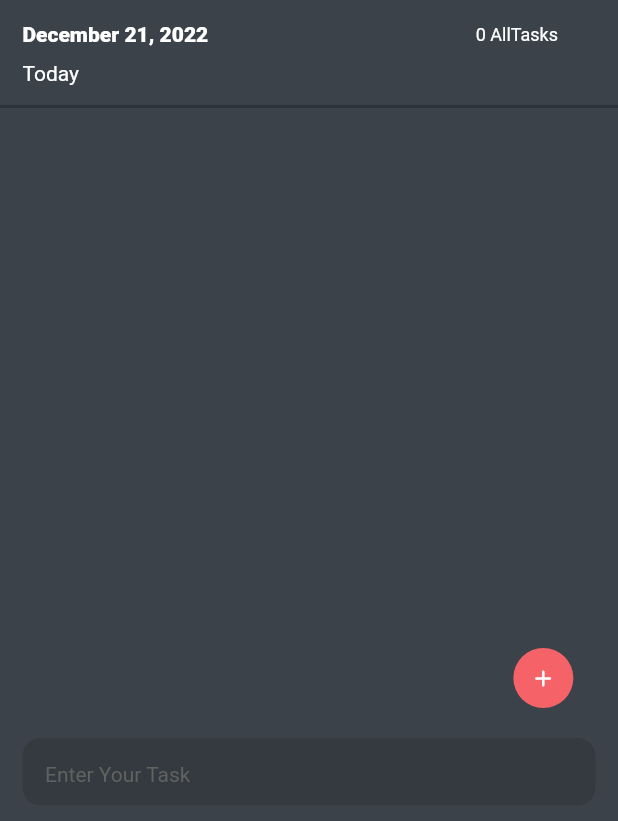
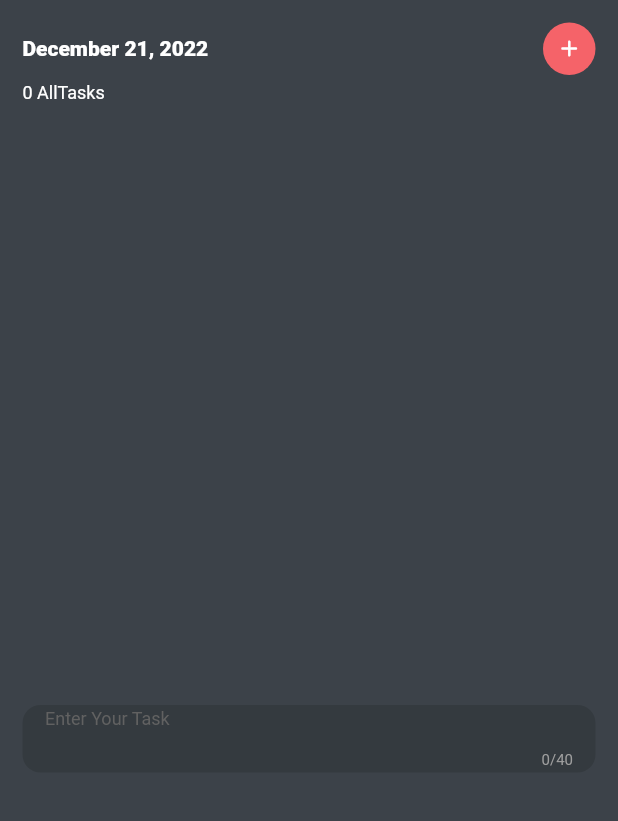
Before and after one commit to hamidrezal/Todoextention, a Flutter app: the screen it shows after launch, on a phone screen of 412 x 824 dp. Shown: the top 821 px of the screen. Run offline on Flutter 3.47's test engine with Material 2 defaults, Android fonts, the light colour scheme and no system bars; our stand-ins replace get, get_storage.

Commit message:
edit ui and bug fix

```diff
--- a/lib/view/pages/home_screen.dart
+++ b/lib/view/pages/home_screen.dart
@@ -18,13 +18,12 @@ class HomeScreen extends StatelessWidget {
       backgroundColor: const Color(0xff3c4249),
       body: ListView(
         children: [
-          _Header(width: width),/// Herder Section :  Time
-          Container(margin: const EdgeInsets.only(top: 10),width: width,height: 2, color: const Color(0xff2d333a),),   ///Divider
+          _Header(width: width,taskcontroller: taskcontroller,uuid: uuid,),/// Herder Section :  Time
           /// Task ListView
           Container(
             margin: const EdgeInsets.only(top: 20),
             width: width,
-            height: 300,
+            height: 360,
             child: Obx(()=>ListView.builder(
                 itemCount: taskcontroller.tasks.length,
                 itemBuilder: (context,index){
@@ -36,6 +35,7 @@ class HomeScreen extends StatelessWidget {
                         mainAxisAlignment: MainAxisAlignment.spaceBetween,
                         children: [
                           Row(children: [
+                            /// Checkbox
                               Checkbox(
                                 shape: RoundedRectangleBorder(borderRadius: BorderRadius.circular(4)),
                                 checkColor: Colors.white,
@@ -52,10 +52,12 @@ class HomeScreen extends StatelessWidget {
                               ),
                               /// task title
                               Text(taskcontroller.tasks[index].tasktitle.toString(),
-                                style: TextStyle(color: taskcontroller.tasks[index].status! ? const Color(0xfff56369): const Color(0xffc6c6c6),
+                                style: TextStyle(
+                                    color: taskcontroller.tasks[index].status! ? const Color(0xfff56369): const Color(0xffc6c6c6),
                                     decoration: taskcontroller.tasks[index].status!? TextDecoration.lineThrough :TextDecoration.none),)
                             ],
                           ),
+                          /// delete icon
                           GestureDetector(
                             onTap: (){taskcontroller.tasks.removeAt(index);},
                             child: Icon(Icons.delete,color: Colors.grey[500],size: 20,),
@@ -66,8 +68,6 @@ class HomeScreen extends StatelessWidget {
                   );
                 }),)
           ),
-          Padding(padding: const EdgeInsets.only(top: 40),
-            child: _AddTasksection(width: width, taskcontroller: taskcontroller, uuid: uuid),),/// Add Buttton
           /// text field
           CustomTextFeild(width: width, taskcontroller: taskcontroller,uuid: uuid),
         ],
@@ -98,14 +98,14 @@ class _AddTasksection extends StatelessWidget {
       children: [
         /// AddButon
         Container(
-        alignment: const Alignment(0.84,0),
+        //alignment: const Alignment(0.84,0),
         child:GestureDetector(
           onTap: (){
             taskcontroller.tasks.add(
                 TaskModel(tasktitle:taskcontroller.tasktitle!.text ,status: false, id: uuid.v4(),));
             taskcontroller.tasktitle?.clear();
           },
-          child: Container(width: 40, height: 40,
+          child: Container(width: 35, height: 35,
             decoration: BoxDecoration(borderRadius: BorderRadius.circular(30),color: const Color(0xfff56369)),
             child: const Center(child: Icon(Icons.add_rounded,color: Colors.white,size: 18,),),
           ),
@@ -122,17 +122,21 @@ class _Header extends StatelessWidget {
   const _Header({
     Key? key,
     required this.width,
+    required this.taskcontroller,
+    required this.uuid,
   }) : super(key: key);
 
   final double width;
+  final TaskModelController taskcontroller;
+  final Uuid uuid;
 
   @override
   Widget build(BuildContext context) {
     return Container(
       width: width,
-      height: 60,
+      height: 70,
       child: Padding(
-        padding:  const EdgeInsets.only(left: 15,right: 40,top: 15),
+        padding:  const EdgeInsets.only(left: 15,right: 15,top: 15),
         child: Column(
           crossAxisAlignment: CrossAxisAlignment.start,
           children: [
@@ -142,13 +146,12 @@ class _Header extends StatelessWidget {
              ///Time
              Text(DateFormat.yMMMMd().format(DateTime.now()),
                style: const TextStyle(color: Colors.white,fontWeight: FontWeight.w800),),
-             Obx(() => Text("${Get.find<TaskModelController>().tasks.length} AllTasks",style: const TextStyle(fontSize: 12,color: Colors.white),))
-
+               _AddTasksection(width: width, taskcontroller: taskcontroller, uuid: uuid),/// Add Buttton
            ],),
-            /// Today
-            const Padding(
-              padding:  EdgeInsets.only(top: 10),
-              child: Text("Today",style: TextStyle(color: Colors.white),),
+            /// Task counter
+             Padding(
+              padding:  EdgeInsets.only(top: 5),
+              child: Obx(() => Text("${Get.find<TaskModelController>().tasks.length} AllTasks",style: const TextStyle(fontSize: 12,color: Colors.white),)),
             )
           ],
         ),
--- a/lib/view/widgets/textfield_widgets.dart
+++ b/lib/view/widgets/textfield_widgets.dart
@@ -26,10 +26,11 @@ class CustomTextFeild extends StatelessWidget {
             borderRadius: BorderRadius.circular(12)
         ),
         child: Padding(
-          padding:  const EdgeInsets.symmetric(horizontal: 15),
+          padding:  const EdgeInsets.only(left: 15,right: 15,bottom: 5,),
           child: TextField(
+            maxLength: 40,
               controller: taskcontroller.tasktitle,
-              style: const TextStyle(color: Colors.white),
+              style: const TextStyle(color: Colors.white,fontSize: 13),
               cursorColor: Colors.white,
               onSubmitted: (value){
                 taskcontroller.tasks.add(TaskModel(
@@ -40,8 +41,9 @@ class CustomTextFeild extends StatelessWidget {
                 taskcontroller.tasktitle?.clear();
               },
               decoration: InputDecoration(
+                counterStyle: const TextStyle(color: Colors.grey,fontSize: 10),
                 hintText: "Enter Your Task",
-                hintStyle: TextStyle(color: Colors.grey[700],fontSize: 14),
+                hintStyle: TextStyle(color: Colors.grey[700],fontSize: 12),
                 border: const UnderlineInputBorder(borderSide: BorderSide.none),
               )
           ),
```
